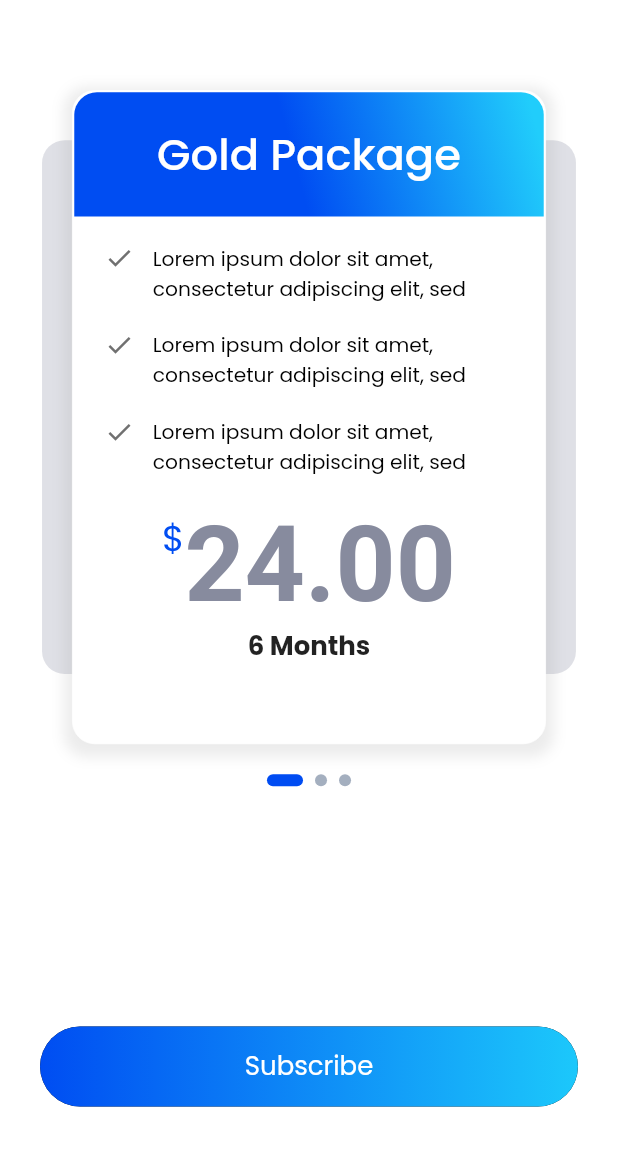
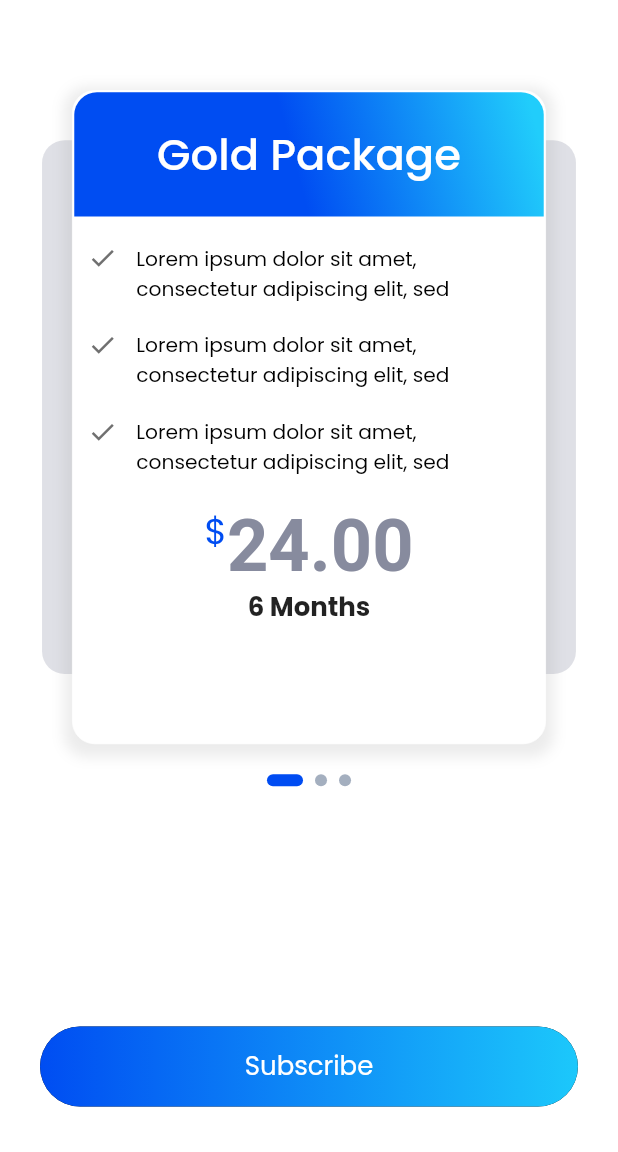
Before and after one commit to Furqan-Ahmed-bot/p2p, a Flutter app: the SubscritionScreen screen opened by its route, after a tap on "Upgrade", on a phone screen of 412 x 824 dp, the part 84-1236 px from its top. Run offline on Flutter 3.47's test engine with Material 2 defaults, Android fonts, the phone set to English and light mode, and no system bars; drawn by our look-alikes of carousel_slider, smooth_page_indicator; our stand-ins replace audio_video_progress_bar, circular_countdown_timer, dotted_border, file_picker, firebase_core, firebase_messaging and 11 more; missing offline and left inert: camera_camera, dart:ffi, textfield_tags; accounts and stored records are empty.

Commit message:
4:30 AM 4-5-2023

```diff
--- a/lib/Home/Subscribe.dart
+++ b/lib/Home/Subscribe.dart
@@ -138,8 +138,8 @@ class _SubscritionPackageCardScreenState
                       color: Color(0xffFFFFFF)),
                   child: ListView(children: [
                     Container(
-                      width: 322.w,
                       height: 93.h,
+                      padding: EdgeInsets.all(15.r),
                       alignment: Alignment.center,
                       decoration: BoxDecoration(
                         borderRadius: BorderRadius.only(
@@ -164,7 +164,8 @@ class _SubscritionPackageCardScreenState
                     ),
                     ListView.separated(
                         shrinkWrap: true,
-                        padding: EdgeInsets.symmetric(vertical: 20.r),
+                        padding: EdgeInsets.symmetric(
+                            vertical: 20.r, horizontal: 10.r),
                         itemBuilder: (context, index) => Row(
                                 crossAxisAlignment: CrossAxisAlignment.start,
                                 mainAxisAlignment: MainAxisAlignment.center,
@@ -177,13 +178,14 @@ class _SubscritionPackageCardScreenState
                                   SizedBox(
                                     width: 14.h,
                                   ),
-                                  Container(
-                                    width: 250.w,
+                                  Expanded(
+                                    // width: 322.w,
                                     child: Text(
                                       "Lorem ipsum dolor sit amet, consectetur adipiscing elit, sed ",
                                       textAlign: TextAlign.start,
                                       style: TextStyle(
                                           fontSize: 14.sp, color: Colors.black),
+                                      // overflow: TextOverflow.ellipsis,
                                     ),
                                   ),
                                 ]),
@@ -193,7 +195,7 @@ class _SubscritionPackageCardScreenState
                       child: Text.rich(TextSpan(children: [
                         WidgetSpan(
                           child: Transform.translate(
-                            offset: const Offset(0.0, -28.0),
+                            offset: const Offset(0.0, -12.0),
                             child: Text(
                               '\$',
                               style: TextStyle(
@@ -205,7 +207,7 @@ class _SubscritionPackageCardScreenState
                             text: price.toString(),
                             style: TextStyle(
                                 fontWeight: FontWeight.w700,
-                                fontSize: 70,
+                                fontSize: 50.sp,
                                 color: Color(0xff878B9E)))
                       ])),
                     ),
--- a/lib/Home/Subscribtions.dart
+++ b/lib/Home/Subscribtions.dart
@@ -10,7 +10,6 @@ class SubscritionScreen extends StatefulWidget {
 class SubscritionScreenState extends State<SubscritionScreen> {
   @override
   Widget build(BuildContext context) {
-
     return Scaffold(
       backgroundColor: Colors.white,
       // extendBodyBehindAppBar: true,
@@ -54,14 +53,16 @@ class SubscritionScreenState extends State<SubscritionScreen> {
           ),
         ),
       ),
-      body: Container(
-        width: double.infinity,
-        child: SingleChildScrollView(
-          child: Padding(
-            padding: EdgeInsets.symmetric(horizontal: 20.w),
-            child: Column(
+      bottomNavigationBar: Padding(
+        padding: EdgeInsets.all(20.r),
+        child: CustomButtonWidget(
+            text: 'Upgrade',
+            onTap: () => Get.to(() => SubscritionPackageCardScreen())),
+      ),
+      body: DisAllowIndicatorWidget(
+        child: ListView(
+          padding: EdgeInsets.symmetric(horizontal: 20.r, vertical: 20.r),
           children: [
-                17.verticalSpace,
             Row(
               children: [
                 Text(
@@ -94,13 +95,7 @@ class SubscritionScreenState extends State<SubscritionScreen> {
             textt("Payment Method", "Apple Pay"),
             14.verticalSpace,
             Dividerr(),
-                320.verticalSpace,
-                CustomButtonWidget(
-                    text: 'Upgrade',
-                    onTap: () => Get.to(() => SubscritionPackageCardScreen())),
           ],
-            ),
-          ),
         ),
       ),
     );
--- a/lib/export_all.dart
+++ b/lib/export_all.dart
@@ -60,6 +60,7 @@ export 'package:smooth_page_indicator/smooth_page_indicator.dart';
 export 'package:flutter_spinkit/flutter_spinkit.dart';
 export 'package:firebase_core/firebase_core.dart';
 export 'package:firebase_messaging/firebase_messaging.dart';
+export 'package:geolocator/geolocator.dart';
 
 
 //UTILS
--- a/lib/utils/global.dart
+++ b/lib/utils/global.dart
@@ -1,3 +1,5 @@
+import 'dart:ffi';
+
 import '../export_all.dart';
 
 bool forgotPassword = false;
@@ -274,3 +276,5 @@ String? email;
 String? authToken;
 String? refreshToken;
 String otpId = "";
+var latitude;
+var longitude;
--- a/pubspec.yaml
+++ b/pubspec.yaml
@@ -68,6 +68,7 @@ dependencies:
   flutter_spinkit: ^5.1.0
   firebase_core: ^2.4.1
   firebase_messaging: ^14.2.1
+  geolocator: ^9.0.2
 
   # The "flutter_lints" package below contains a set of recommended lints to
   # encourage good coding practices. The lint set provided by the package is
```
Also changed, not shown: lib/main.dart (+48 -1 lines), pubspec.lock, 5 other files. Lines whose indentation alone changed are shown as unchanged.
